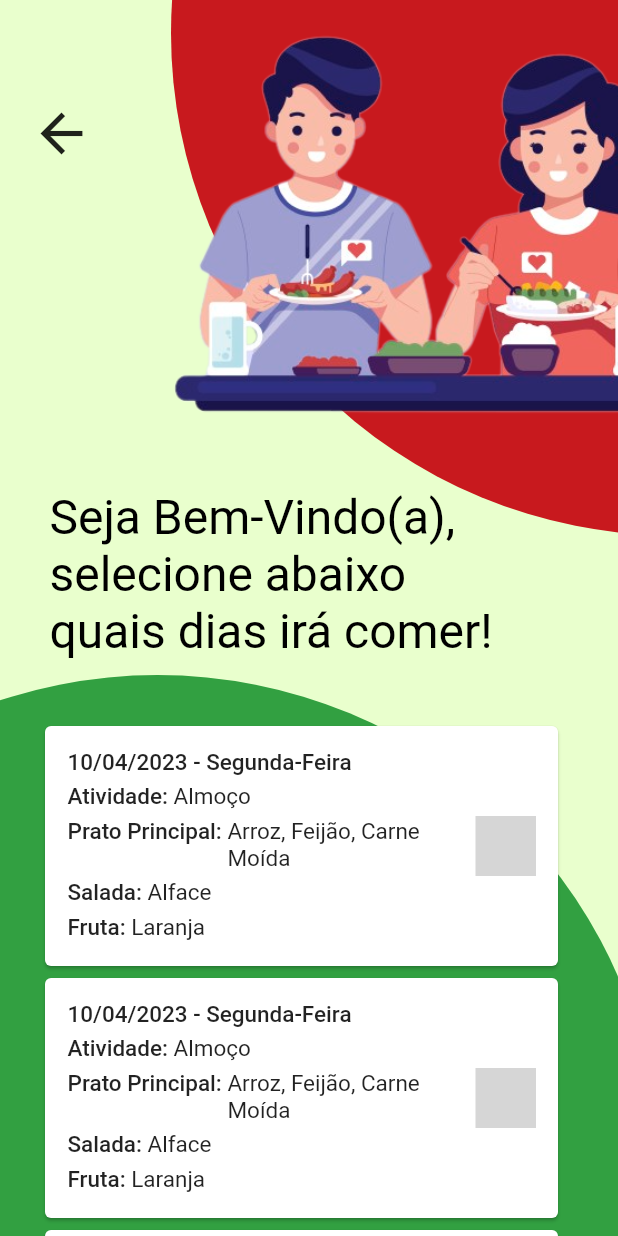
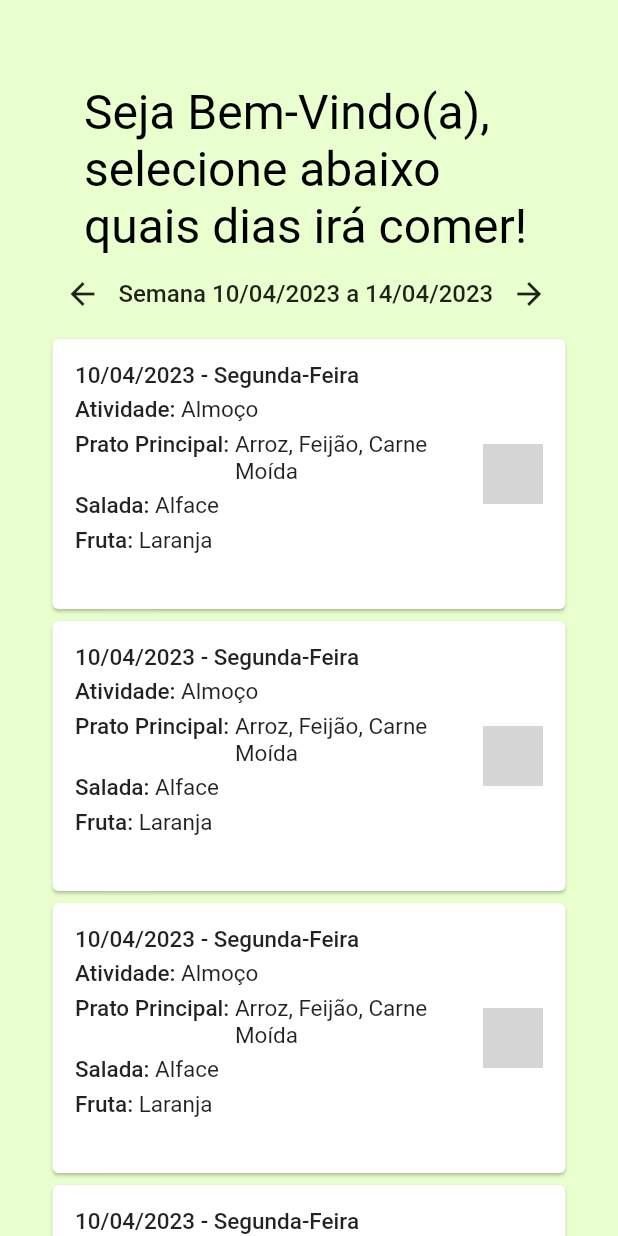
Before and after one commit to maisaamadeu/almoco-ifsp, a Flutter app: the screen it shows after launch, on a phone screen of 412 x 824 dp. Run offline on Flutter 3.47's test engine with Material 2 defaults, Android fonts, the phone set to English and light mode, and no system bars; missing offline and left inert: msh_checkbox; grey boxes are pictures that could not be loaded.

Commit message:
fim da beleza :D

```diff
--- a/lib/main.dart
+++ b/lib/main.dart
@@ -1,5 +1,7 @@
 import 'package:flutter/material.dart';
 import 'package:tcc/screens/home_student_screen.dart';
+import 'package:tcc/screens/login_screen.dart';
+import 'package:tcc/screens/splash_screen.dart';
 
 void main() async {
   runApp(const MyApp());
--- a/lib/screens/home_student_screen.dart
+++ b/lib/screens/home_student_screen.dart
@@ -9,84 +9,18 @@ class HomeStudentScreen extends StatelessWidget {
   Widget build(BuildContext context) {
     return Scaffold(
       backgroundColor: defaultBackground,
-      body: SingleChildScrollView(
-        child: Stack(
+      appBar: AppBar(
+        backgroundColor: defaultBackground,
+        elevation: 0,
+      ),
+      body: SafeArea(
+        child: Center(
+          child: SingleChildScrollView(
+            child: Column(
+              mainAxisSize: MainAxisSize.min,
               children: [
-            Container(
-              height: 1400,
-            ),
-
-            //Red Circle
-            Positioned(
-              left: 114,
-              top: -313,
-              child: Container(
-                width: 670,
-                height: 670,
-                decoration: BoxDecoration(
-                  color: defaultRed,
-                  borderRadius: BorderRadius.circular(670),
-                ),
-              ),
-            ),
-
-            //Green Circle
-            Positioned(
-              left: -230,
-              top: 450,
-              child: Container(
-                width: 670,
-                height: 670,
-                decoration: BoxDecoration(
-                  color: defaultGreen,
-                  borderRadius: BorderRadius.circular(670),
-                ),
-              ),
-            ),
-
-            //Red Circle 2
-            Positioned(
-              left: 95,
-              top: 1269,
-              child: Container(
-                width: 670,
-                height: 670,
-                decoration: BoxDecoration(
-                  color: defaultRed,
-                  borderRadius: BorderRadius.circular(670),
-                ),
-              ),
-            ),
-
-            //Students Vector
-            Positioned(
-              left: 55,
-              top: -6,
-              child: Image.asset(
-                'assets/images/alunos.png',
-                width: 455,
-                height: 303,
-              ),
-            ),
-
-            //Back Button
-            Positioned(
-              left: 12,
-              top: 60,
-              child: IconButton(
-                onPressed: () {},
-                icon: const Icon(
-                  Icons.arrow_back,
-                  size: 42,
-                ),
-              ),
-            ),
-
                 //Title
-            const Positioned(
-              top: 326,
-              left: 33,
-              child: SizedBox(
+                const SizedBox(
                   width: 300,
                   child: Text(
                     'Seja Bem-Vindo(a), selecione abaixo quais dias irá comer!',
@@ -98,13 +32,9 @@ class HomeStudentScreen extends StatelessWidget {
                     ),
                   ),
                 ),
-            ),
 
                 //Select Week
-            Positioned(
-              top: 479,
-              left: 20,
-              child: SizedBox(
+                SizedBox(
                   width: 350,
                   height: 52,
                   child: Row(
@@ -133,13 +63,10 @@ class HomeStudentScreen extends StatelessWidget {
                     ],
                   ),
                 ),
-            ),
 
-            Positioned(
-              top: 480,
-              left: 26,
-              child: SizedBox(
-                height: 1750,
+                //List of Meals
+                SizedBox(
+                  height: 1000,
                   width: 350,
                   child: ListView.builder(
                     physics: const NeverScrollableScrollPhysics(),
@@ -152,14 +79,15 @@ class HomeStudentScreen extends StatelessWidget {
                             vertical: 15,
                           ),
                           child: SizedBox(
-                          height: 130,
+                            height: 150,
                             child: Row(
                               mainAxisAlignment: MainAxisAlignment.spaceBetween,
                               children: [
                                 SizedBox(
                                   width: 250,
                                   child: Column(
-                                  crossAxisAlignment: CrossAxisAlignment.start,
+                                    crossAxisAlignment:
+                                        CrossAxisAlignment.start,
                                     children: [
                                       //Day of Week
                                       const Text(
@@ -308,8 +236,9 @@ class HomeStudentScreen extends StatelessWidget {
                     },
                   ),
                 ),
+              ],
             ),
-          ],
+          ),
         ),
       ),
     );
```
Also changed, not shown: lib/screens/login_screen.dart (+10 -41 lines), assets/images/background.png (added). Lines whose indentation alone changed are shown as unchanged.
